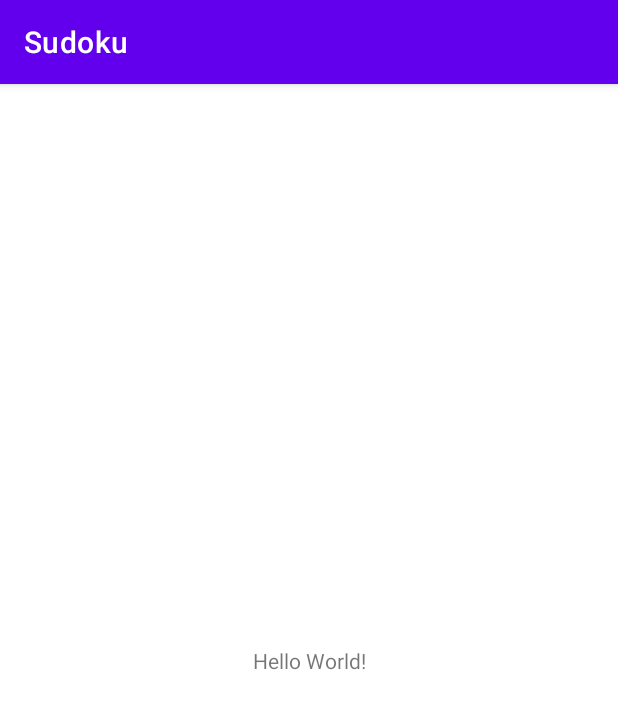
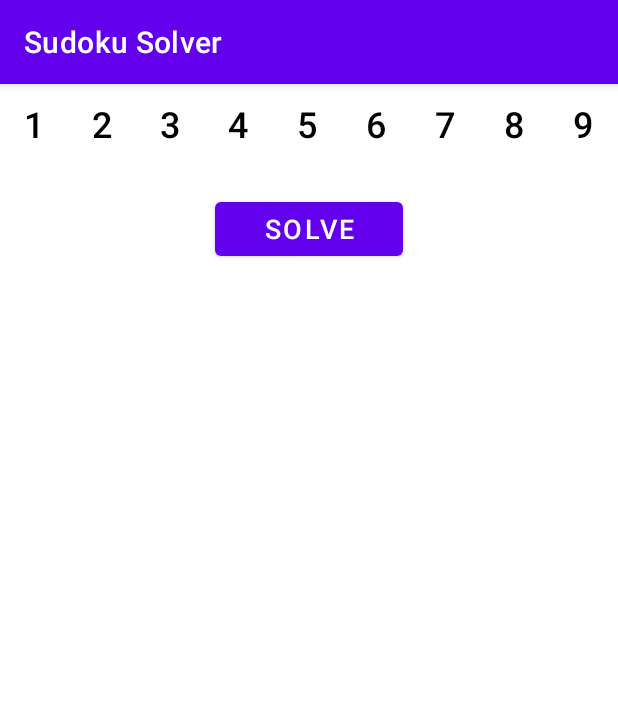
Before and after one commit to nts6920/Sudoku, an Android app: the screen it shows after launch (MainActivity), on a phone screen of 412 x 824 dp. Shown: the top 709 px of the screen. Run offline under Robolectric (Android 15) with nearby library versions, the phone set to English and light mode, and no system bars.

Commit message:
feat : Solver

```diff
--- a/app/src/main/AndroidManifest.xml
+++ b/app/src/main/AndroidManifest.xml
@@ -9,6 +9,7 @@
         android:roundIcon="@mipmap/ic_launcher_round"
         android:supportsRtl="true"
         android:theme="@style/Theme.Sudoku">
+        <activity android:name=".Solver"></activity>
         <activity android:name=".MainActivity">
             <intent-filter>
                 <action android:name="android.intent.action.MAIN" />
--- /dev/null
+++ b/app/src/main/java/com/nts/sudoku/Solver.java
@@ -0,0 +1,14 @@
+package com.nts.sudoku;
+
+import androidx.appcompat.app.AppCompatActivity;
+
+import android.os.Bundle;
+
+public class Solver extends AppCompatActivity {
+
+    @Override
+    protected void onCreate(Bundle savedInstanceState) {
+        super.onCreate(savedInstanceState);
+        setContentView(R.layout.solver);
+    }
+}
--- a/app/src/main/res/layout/activity_main.xml
+++ b/app/src/main/res/layout/activity_main.xml
@@ -1,18 +1,134 @@
 <?xml version="1.0" encoding="utf-8"?>
-<androidx.constraintlayout.widget.ConstraintLayout xmlns:android="http://schemas.android.com/apk/res/android"
-    xmlns:app="http://schemas.android.com/apk/res-auto"
+<androidx.constraintlayout.widget.ConstraintLayout
+    xmlns:android="http://schemas.android.com/apk/res/android"
+    xmlns:custom="http://schemas.android.com/apk/res-auto"
     xmlns:tools="http://schemas.android.com/tools"
     android:layout_width="match_parent"
     android:layout_height="match_parent"
     tools:context=".MainActivity">
 
-    <TextView
-        android:layout_width="wrap_content"
+
+
+    <LinearLayout
+        android:id="@+id/linearLayout"
+        android:layout_width="match_parent"
         android:layout_height="wrap_content"
-        android:text="Hello World!"
-        app:layout_constraintBottom_toBottomOf="parent"
-        app:layout_constraintLeft_toLeftOf="parent"
-        app:layout_constraintRight_toRightOf="parent"
-        app:layout_constraintTop_toTopOf="parent" />
+        android:orientation="horizontal"
+        custom:layout_constraintEnd_toEndOf="parent"
+        custom:layout_constraintStart_toStartOf="parent"
+        custom:layout_constraintTop_toBottomOf="@+id/">
+
+        <Button
+            android:id="@+id/button"
+            style="@style/Widget.AppCompat.Button.Borderless"
+            android:layout_width="0dp"
+            android:layout_height="wrap_content"
+            android:layout_weight="1"
+
+            android:text="@string/One"
+            android:textColor="@color/black"
+            android:textSize="24sp" />
+
+        <Button
+            android:id="@+id/button2"
+            style="@style/Widget.AppCompat.Button.Borderless"
+            android:layout_width="0dp"
+            android:layout_height="wrap_content"
+            android:layout_weight="1"
+
+            android:text="@string/Two"
+            android:textColor="@color/black"
+            android:textSize="24sp" />
+
+        <Button
+            android:id="@+id/button3"
+            style="@style/Widget.AppCompat.Button.Borderless"
+            android:layout_width="0dp"
+            android:layout_height="wrap_content"
+            android:layout_weight="1"
+
+            android:text="@string/Three"
+            android:textColor="@color/black"
+            android:textSize="24sp" />
+
+        <Button
+            android:id="@+id/button4"
+            style="@style/Widget.AppCompat.Button.Borderless"
+            android:layout_width="0dp"
+            android:layout_height="wrap_content"
+            android:layout_weight="1"
+
+            android:text="@string/Four"
+            android:textColor="@color/black"
+            android:textSize="24sp" />
+
+        <Button
+            android:id="@+id/button5"
+            style="@style/Widget.AppCompat.Button.Borderless"
+            android:layout_width="0dp"
+            android:layout_height="wrap_content"
+            android:layout_weight="1"
+
+            android:text="@string/Five"
+            android:textColor="@color/black"
+            android:textSize="24sp" />
+
+        <Button
+            android:id="@+id/button6"
+            style="@style/Widget.AppCompat.Button.Borderless"
+            android:layout_width="0dp"
+            android:layout_height="wrap_content"
+            android:layout_weight="1"
+
+            android:text="@string/Six"
+            android:textColor="@color/black"
+            android:textSize="24sp" />
+
+        <Button
+            android:id="@+id/button7"
+            style="@style/Widget.AppCompat.Button.Borderless"
+            android:layout_width="0dp"
+            android:layout_height="wrap_content"
+            android:layout_weight="1"
+
+            android:text="@string/Seven"
+            android:textColor="@color/black"
+            android:textSize="24sp" />
+
+        <Button
+            android:id="@+id/button8"
+            style="@style/Widget.AppCompat.Button.Borderless"
+            android:layout_width="0dp"
+            android:layout_height="wrap_content"
+            android:layout_weight="1"
+
+            android:text="@string/Eight"
+            android:textColor="@color/black"
+            android:textSize="24sp" />
+
+        <Button
+            android:id="@+id/button9"
+            style="@style/Widget.AppCompat.Button.Borderless"
+            android:layout_width="0dp"
+            android:layout_height="wrap_content"
+            android:layout_weight="1"
+
+            android:text="@string/Nine"
+            android:textColor="@color/black"
+            android:textSize="24sp" />
+    </LinearLayout>
+
+    <Button
+        android:id="@+id/solveButton"
+        android:layout_width="125dp"
+        android:layout_height="wrap_content"
+        android:layout_marginTop="20dp"
+
+
+        android:text="@string/solve"
+        android:textSize="18sp"
+        custom:layout_constraintEnd_toEndOf="parent"
+        custom:layout_constraintStart_toStartOf="parent"
+        custom:layout_constraintTop_toBottomOf="@+id/linearLayout" />
 
 </androidx.constraintlayout.widget.ConstraintLayout>
--- /dev/null
+++ b/app/src/main/res/layout/solver.xml
@@ -0,0 +1,9 @@
+<?xml version="1.0" encoding="utf-8"?>
+<androidx.constraintlayout.widget.ConstraintLayout xmlns:android="http://schemas.android.com/apk/res/android"
+    xmlns:app="http://schemas.android.com/apk/res-auto"
+    xmlns:tools="http://schemas.android.com/tools"
+    android:layout_width="match_parent"
+    android:layout_height="match_parent"
+    tools:context=".Solver">
+
+</androidx.constraintlayout.widget.ConstraintLayout>
--- a/app/src/main/res/values/strings.xml
+++ b/app/src/main/res/values/strings.xml
@@ -1,3 +1,17 @@
 <resources>
-    <string name="app_name">Sudoku</string>
+    <string name="app_name">Sudoku Solver</string>
+
+    <string name="One">1</string>
+    <string name="Two">2</string>
+    <string name="Three">3</string>
+    <string name="Four">4</string>
+    <string name="Five">5</string>
+    <string name="Six">6</string>
+    <string name="Seven">7</string>
+    <string name="Eight">8</string>
+    <string name="Nine">9</string>
+
+    <string name="solve">Solve</string>
+    <string name="clear">Clear</string>
+
 </resources>
```
